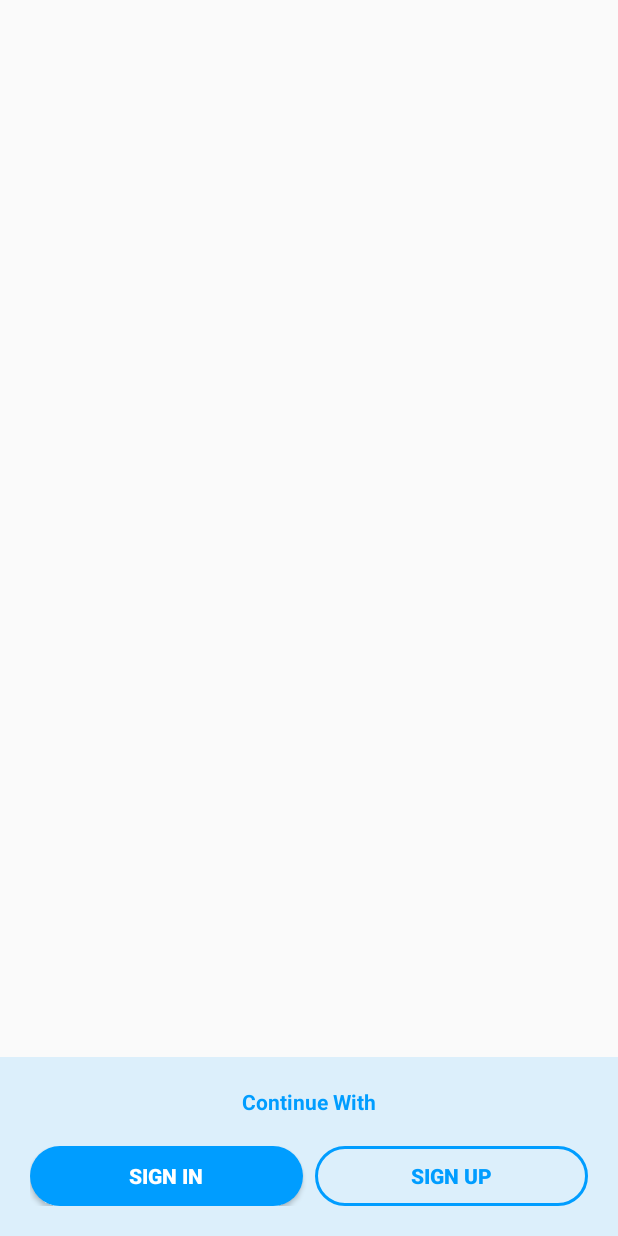
After one commit to Thanachotkk/cartels, an Android app: the layout activity_introduction.xml on its own in the app's theme, with its tools: preview values and no code run, on a phone screen of 412 x 824 dp. The commit adds this screen. Run offline under Robolectric (Android 15) with nearby library versions, the phone set to English and light mode, and no system bars.

Commit message:
initial files

```diff
--- a/app/src/main/AndroidManifest.xml
+++ b/app/src/main/AndroidManifest.xml
@@ -19,7 +19,7 @@
         </activity>
         <activity android:name=".Main.MainActivity">
         </activity>
-        <activity android:name=".Authentication.AuthenticationActivity" />
+        <activity android:name=".Introduction.IntroductionActivity" />
 
     </application>
 
--- a/app/src/main/java/com/internship/nilecon/cartels/SplashScreen/SplashScreenActivity.kt
+++ b/app/src/main/java/com/internship/nilecon/cartels/SplashScreen/SplashScreenActivity.kt
@@ -4,7 +4,7 @@ import android.content.Intent
 import android.support.v7.app.AppCompatActivity
 import android.os.Bundle
 import android.os.Handler
-import com.internship.nilecon.cartels.Authentication.AuthenticationActivity
+import com.internship.nilecon.cartels.Introduction.IntroductionActivity
 import com.internship.nilecon.cartels.R
 
 class SplashScreenActivity : AppCompatActivity() {
@@ -21,7 +21,7 @@ class SplashScreenActivity : AppCompatActivity() {
         handler = Handler()
 
         runnable = Runnable {
-            val intent = Intent(this, AuthenticationActivity::class.java)
+            val intent = Intent(this, IntroductionActivity::class.java)
             startActivity(intent)
             finish()
         }
--- /dev/null
+++ b/app/src/main/res/drawable/bg_button_facebook.xml
@@ -0,0 +1,6 @@
+<?xml version="1.0" encoding="utf-8"?>
+<shape android:shape="rectangle"
+    xmlns:android="http://schemas.android.com/apk/res/android" >
+    <solid android:color="@color/colorFacebook"/>
+    <corners android:radius="20dp"/>
+</shape>
--- /dev/null
+++ b/app/src/main/res/drawable/bg_button_google.xml
@@ -0,0 +1,6 @@
+<shape android:shape="rectangle"
+    xmlns:android="http://schemas.android.com/apk/res/android" >
+    <solid android:color="@android:color/white"/>
+    <corners android:radius="20dp"/>
+    <stroke android:color="@android:color/white" android:width="2dp"/>
+</shape>
--- /dev/null
+++ b/app/src/main/res/drawable/bg_button_theme1.xml
@@ -0,0 +1,6 @@
+<?xml version="1.0" encoding="utf-8"?>
+<shape android:shape="rectangle"
+    xmlns:android="http://schemas.android.com/apk/res/android" >
+    <solid android:color="@color/colorTheme3"/>
+    <corners android:radius="20dp"/>
+</shape>
--- /dev/null
+++ b/app/src/main/res/drawable/bg_button_theme2.xml
@@ -0,0 +1,6 @@
+<?xml version="1.0" encoding="utf-8"?>
+<shape android:shape="rectangle"
+    xmlns:android="http://schemas.android.com/apk/res/android" >
+    <stroke android:color="@color/colorTheme3" android:width="2dp"/>
+    <corners android:radius="20dp"/>
+</shape>
--- /dev/null
+++ b/app/src/main/res/layout/activity_introduction.xml
@@ -0,0 +1,80 @@
+<?xml version="1.0" encoding="utf-8"?>
+<android.support.constraint.ConstraintLayout xmlns:android="http://schemas.android.com/apk/res/android"
+    xmlns:app="http://schemas.android.com/apk/res-auto"
+    xmlns:tools="http://schemas.android.com/tools"
+    android:layout_width="match_parent"
+    android:layout_height="match_parent"
+    tools:context=".Introduction.IntroductionActivity">
+
+    <LinearLayout
+        android:id="@+id/linearLayoutviewPager"
+        android:layout_width="wrap_content"
+        android:layout_height="0dp"
+        app:layout_constraintBottom_toTopOf="@+id/linearLayoutSliderDots"
+        app:layout_constraintEnd_toEndOf="parent"
+        app:layout_constraintStart_toStartOf="parent"
+        app:layout_constraintTop_toTopOf="parent">
+
+        <android.support.v4.view.ViewPager
+            android:id="@+id/viewPager"
+            android:layout_width="match_parent"
+            android:layout_height="wrap_content" />
+    </LinearLayout>
+
+    <LinearLayout
+        android:id="@+id/linearLayoutSliderDots"
+        android:layout_width="match_parent"
+        android:layout_height="30dp"
+        android:gravity="center_vertical|center_horizontal"
+        android:orientation="horizontal"
+        app:layout_constraintBottom_toTopOf="@+id/linearLayoutAuthentication"
+        app:layout_constraintEnd_toEndOf="parent"
+        app:layout_constraintStart_toStartOf="parent" />
+
+    <LinearLayout
+        android:id="@+id/linearLayoutAuthentication"
+        android:layout_width="match_parent"
+        android:layout_height="wrap_content"
+        app:layout_constraintBottom_toBottomOf="parent"
+        app:layout_constraintEnd_toEndOf="parent"
+        app:layout_constraintStart_toStartOf="parent"
+        android:background="@color/colorTheme3_opacity20"
+        android:orientation="vertical"
+        android:gravity="center"
+        android:padding="@dimen/dp_M">
+        <TextView
+            android:layout_width="wrap_content"
+            android:layout_height="wrap_content"
+            android:text="Continue With"
+            android:textColor="@color/colorTheme3"
+            android:textStyle="bold"/>
+        <LinearLayout
+            android:layout_width="match_parent"
+            android:layout_height="wrap_content"
+            android:orientation="horizontal"
+            android:layout_marginTop="@dimen/dp_M"
+            android:weightSum="2">
+            <Button
+                android:id="@+id/buttonSignIn"
+                android:layout_width="wrap_content"
+                android:layout_height="@dimen/button_height"
+                android:layout_weight="1"
+                android:background="@drawable/bg_button_theme1"
+                android:text="sign in"
+                android:textColor="@android:color/white"
+                android:textStyle="bold" />
+            <LinearLayout
+                android:layout_width="@dimen/dp_XXS"
+                android:layout_height="wrap_content"></LinearLayout>
+            <Button
+                android:id="@+id/buttonSignUp"
+                android:layout_width="wrap_content"
+                android:layout_height="@dimen/button_height"
+                android:layout_weight="1"
+                android:background="@drawable/bg_button_theme2"
+                android:text="sign up"
+                android:textColor="@color/colorTheme3"
+                android:textStyle="bold" />
+        </LinearLayout>
+    </LinearLayout>
+</android.support.constraint.ConstraintLayout>
--- a/app/src/main/res/values/colors.xml
+++ b/app/src/main/res/values/colors.xml
@@ -6,6 +6,8 @@
     <color name="colorTheme1">#0DFFDA</color>
     <color name="colorTheme2">#0CCDE8</color>
     <color name="colorTheme3">#009DFF</color>
+    <color name="colorTheme3_opacity20">#1F009DFF</color>
     <color name="colorTheme4">#0C59E8</color>
     <color name="colorTheme5">#0D22FF</color>
+    <color name="colorFacebook">#3b5998</color>
 </resources>
--- /dev/null
+++ b/app/src/main/res/values/dimens.xml
@@ -0,0 +1,10 @@
+<?xml version="1.0" encoding="utf-8"?>
+<resources>
+    <dimen name="button_height">40dp</dimen>
+
+    <dimen name="dp_XXS">8dp</dimen>
+    <dimen name="dp_XS">12dp</dimen>
+    <dimen name="dp_S">16dp</dimen>
+    <dimen name="dp_M">20dp</dimen>
+    <dimen name="dp_L">24dp</dimen>
+</resources>
```
Also changed, not shown: app/src/main/java/com/internship/nilecon/cartels/Authentication/AuthenticationActivity.kt (deleted, +0 -13 lines), app/src/main/java/com/internship/nilecon/cartels/Authentication/ConnectWithFragment.kt (deleted, +0 -101 lines), app/src/main/res/layout/activity_authentication.xml (deleted, +0 -12 lines), app/src/main/res/layout/fragment_connect_with.xml (deleted, +0 -14 lines).
